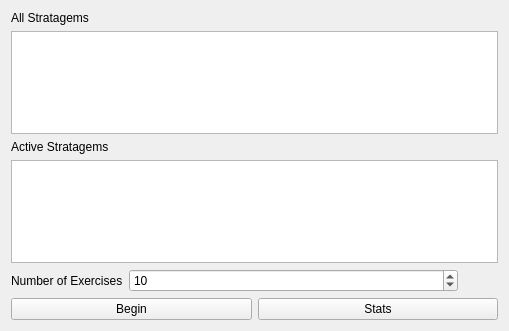
Old version of the form src/ui/main_menu.ui in the repository hgray2/stratadex.
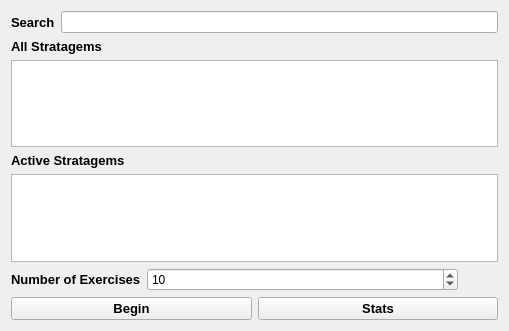
New version of the form.

Commit message: Adding search bar

Patch:
```diff
--- a/src/ui/main_menu.ui
+++ b/src/ui/main_menu.ui
@@ -13,9 +13,37 @@
   <property name="windowTitle">
    <string>Stratadex</string>
   </property>
-  <layout class="QVBoxLayout" name="verticalLayout_2" stretch="0,0,0,0,0,0">
+  <layout class="QVBoxLayout" name="verticalLayout_2">
+   <item>
+    <layout class="QHBoxLayout" name="horizontalLayout_3">
+     <item>
+      <widget class="QLabel" name="label_4">
+       <property name="font">
+        <font>
+         <family>Arial</family>
+         <pointsize>10</pointsize>
+         <bold>true</bold>
+        </font>
+       </property>
+       <property name="text">
+        <string>Search</string>
+       </property>
+      </widget>
+     </item>
+     <item>
+      <widget class="QLineEdit" name="search_line_edit"/>
+     </item>
+    </layout>
+   </item>
    <item>
     <widget class="QLabel" name="label_3">
+     <property name="font">
+      <font>
+       <family>Arial</family>
+       <pointsize>10</pointsize>
+       <bold>true</bold>
+      </font>
+     </property>
      <property name="text">
       <string>All Stratagems</string>
      </property>
@@ -26,6 +54,13 @@
    </item>
    <item>
     <widget class="QLabel" name="label_2">
+     <property name="font">
+      <font>
+       <family>Arial</family>
+       <pointsize>10</pointsize>
+       <bold>true</bold>
+      </font>
+     </property>
      <property name="text">
       <string>Active Stratagems</string>
      </property>
@@ -38,6 +73,13 @@
     <layout class="QHBoxLayout" name="horizontalLayout" stretch="0,1,0">
      <item alignment="Qt::AlignmentFlag::AlignHCenter">
       <widget class="QLabel" name="label">
+       <property name="font">
+        <font>
+         <family>Arial</family>
+         <pointsize>10</pointsize>
+         <bold>true</bold>
+        </font>
+       </property>
        <property name="text">
         <string>Number of Exercises</string>
        </property>
@@ -72,6 +114,13 @@
     <layout class="QHBoxLayout" name="horizontalLayout_2">
      <item>
       <widget class="QPushButton" name="begin_button">
+       <property name="font">
+        <font>
+         <family>Arial</family>
+         <pointsize>10</pointsize>
+         <bold>true</bold>
+        </font>
+       </property>
        <property name="text">
         <string>Begin</string>
        </property>
@@ -79,6 +128,13 @@
      </item>
      <item>
       <widget class="QPushButton" name="stats_button">
+       <property name="font">
+        <font>
+         <family>Arial</family>
+         <pointsize>10</pointsize>
+         <bold>true</bold>
+        </font>
+       </property>
        <property name="text">
         <string>Stats</string>
        </property>
```
The commit also changes 9 other files.
